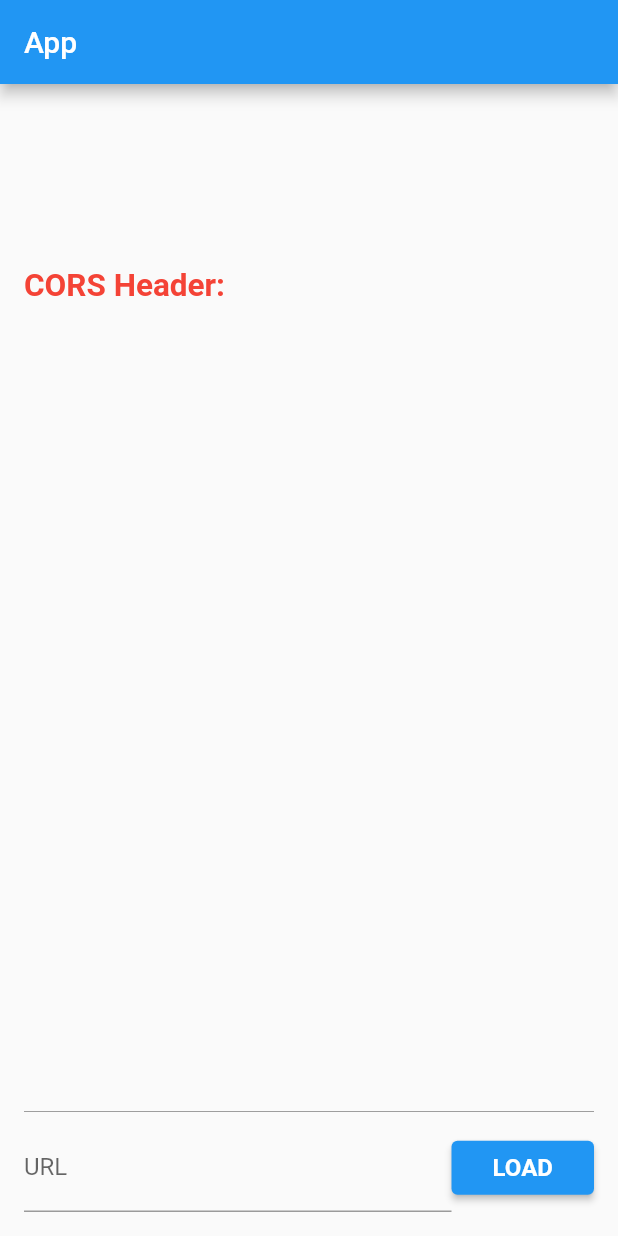
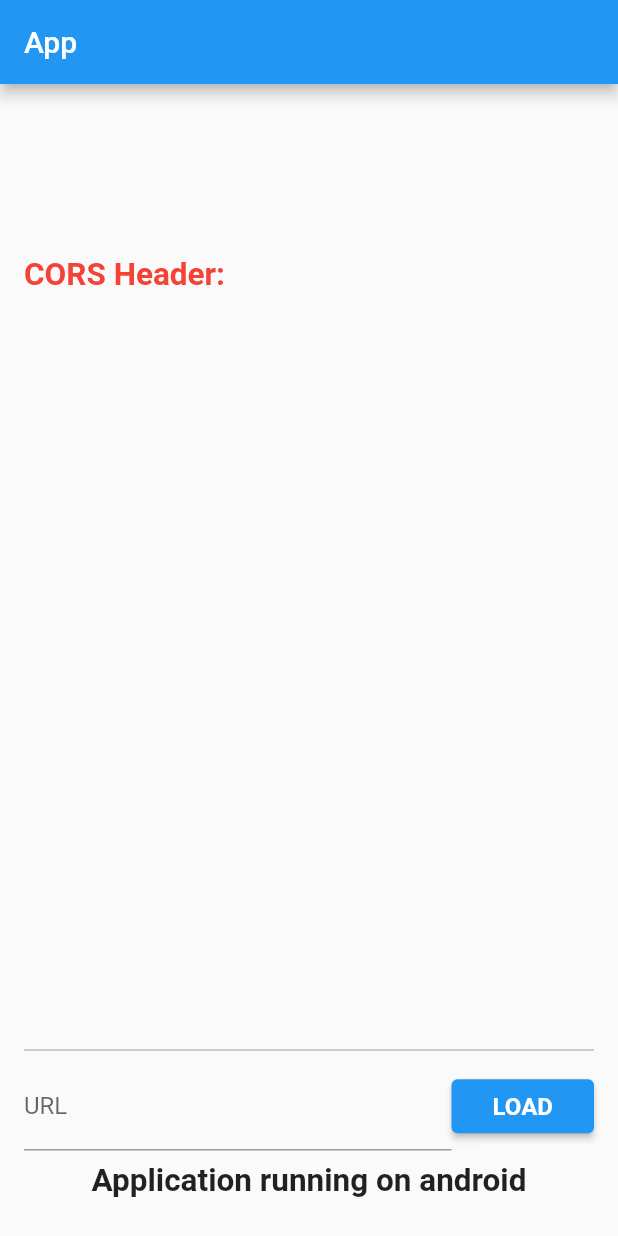
Before and after one commit to matua/multiplatform_solutions, a Flutter app: the screen it shows after launch, on a phone screen of 412 x 824 dp. Run offline on Flutter 3.47's test engine with Material 2 defaults, Android fonts, the light colour scheme and no system bars.

Commit message:
web/desktop

```diff
--- a/lib/my_app.dart
+++ b/lib/my_app.dart
@@ -1,3 +1,6 @@
+import 'dart:io';
+
+import 'package:flutter/foundation.dart';
 import 'package:flutter/material.dart';
 import 'package:flutter/services.dart';
 import 'package:html/parser.dart' show parse;
@@ -15,6 +18,7 @@ class _MyAppState extends State<MyApp> {
   String siteHeader = '';
   String? corsHeader = '';
   String pageContent = '';
+  String operatingSystem = kIsWeb ? 'web' : Platform.operatingSystem;
 
   void _loadPage(String url) async {
     try {
@@ -121,8 +125,18 @@ class _MyAppState extends State<MyApp> {
                           ),
                         ),
                       ),
-                    )
+                    ),
                   ],
+                ),
+                Padding(
+                  padding: EdgeInsets.all(8.0),
+                  child: Text(
+                    'Application running on $operatingSystem',
+                    style: TextStyle(
+                      fontSize: 21.0,
+                      fontWeight: FontWeight.bold,
+                    ),
+                  ),
                 ),
               ],
             ),
```
